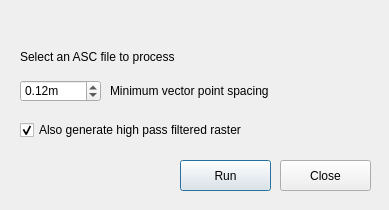
This is quick_mag_dialog_base.ui in pdurdin/QuickMag as Qt 5 draws it before an edit. The edited form follows.
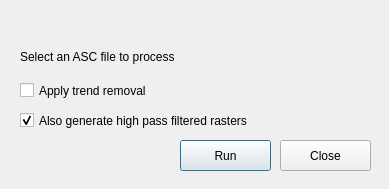
This is the edited form. Custom widgets are drawn as their Qt base class.

```diff
--- a/quick_mag_dialog_base.ui
+++ b/quick_mag_dialog_base.ui
@@ -7,7 +7,7 @@
     <x>0</x>
     <y>0</y>
     <width>389</width>
-    <height>210</height>
+    <height>189</height>
    </rect>
   </property>
   <property name="sizePolicy">
@@ -36,7 +36,7 @@
    <property name="geometry">
     <rect>
      <x>180</x>
-     <y>160</y>
+     <y>140</y>
      <width>91</width>
      <height>31</height>
     </rect>
@@ -55,7 +55,7 @@
    <property name="geometry">
     <rect>
      <x>280</x>
-     <y>160</y>
+     <y>140</y>
      <width>91</width>
      <height>31</height>
     </rect>
@@ -90,60 +90,29 @@
    <property name="geometry">
     <rect>
      <x>20</x>
-     <y>120</y>
+     <y>110</y>
      <width>351</width>
-     <height>20</height>
+     <height>21</height>
     </rect>
    </property>
    <property name="text">
-    <string>Also generate high pass filtered raster</string>
+    <string>Also generate high pass filtered rasters</string>
    </property>
    <property name="checked">
     <bool>true</bool>
    </property>
   </widget>
-  <widget class="QDoubleSpinBox" name="quickMagPointSpacing">
+  <widget class="QCheckBox" name="quickMagTrendRemoval">
    <property name="geometry">
     <rect>
      <x>20</x>
      <y>80</y>
-     <width>81</width>
-     <height>22</height>
-    </rect>
-   </property>
-   <property name="prefix">
-    <string/>
-   </property>
-   <property name="suffix">
-    <string>m</string>
-   </property>
-   <property name="decimals">
-    <number>2</number>
-   </property>
-   <property name="minimum">
-    <double>0.010000000000000</double>
-   </property>
-   <property name="maximum">
-    <double>1.000000000000000</double>
-   </property>
-   <property name="singleStep">
-    <double>0.010000000000000</double>
-   </property>
-   <property name="value">
-    <double>0.120000000000000</double>
-   </property>
-  </widget>
-  <widget class="QLabel" name="label">
-   <property name="geometry">
-    <rect>
-     <x>110</x>
-     <y>80</y>
-     <width>261</width>
+     <width>351</width>
      <height>21</height>
     </rect>
    </property>
    <property name="text">
-    <string>Minimum vector point spacing</string>
+    <string>Apply trend removal</string>
    </property>
   </widget>
  </widget>
```
